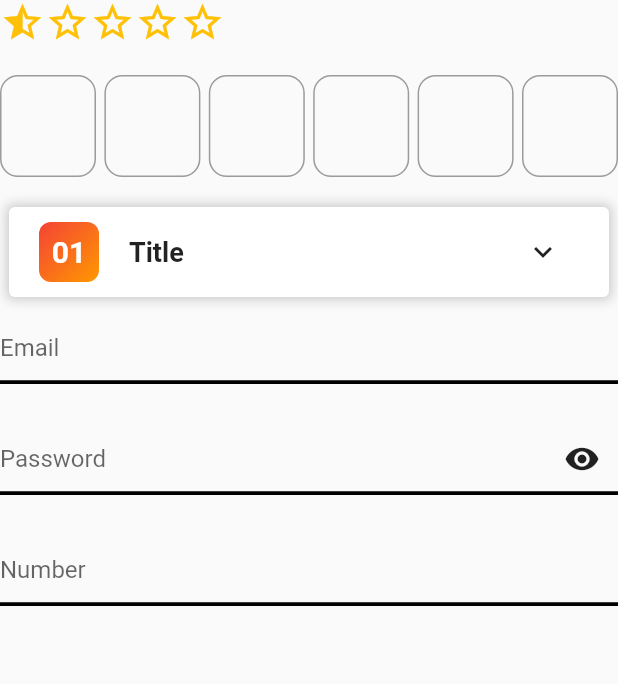
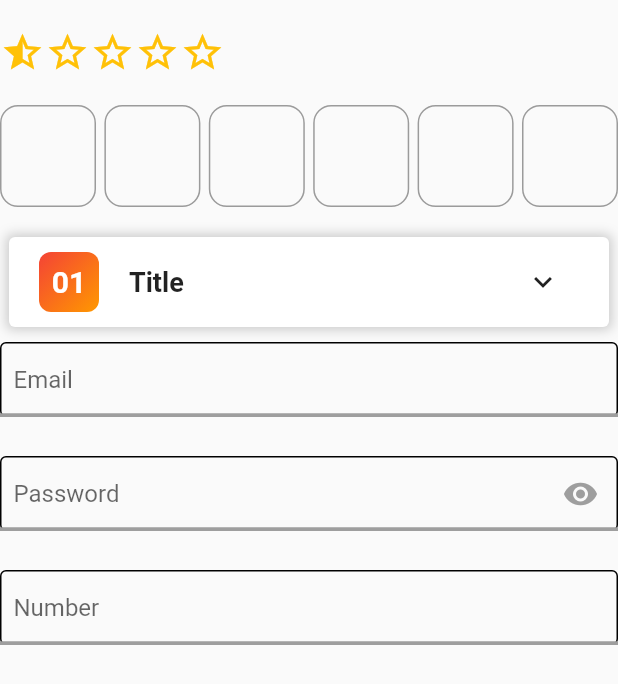
Before and after one commit to DavidRaveloU/widgets-example-flutter, a Flutter app: the screen it shows after launch, on a phone screen of 412 x 824 dp. Shown: the top 684 px of the screen. Run offline on Flutter 3.47's test engine with Material 2 defaults, Android fonts, the phone set to English and light mode, and no system bars.

Commit message:
TextFiel remodeled

```diff
--- a/lib/main.dart
+++ b/lib/main.dart
@@ -32,6 +32,7 @@ class HomePage extends StatelessWidget {
           child: SingleChildScrollView(
         child: Column(
           children: [
+            SizedBox(height: 20),
             DraggableStarRating(),
             SizedBox(height: 20),
             OTPVerfication(borderRadius: 12, numberContainer: 6),
--- a/lib/widgets/underlined_textfield.dart
+++ b/lib/widgets/underlined_textfield.dart
@@ -12,14 +12,12 @@ class UnderlinedTextField extends StatefulWidget {
   final String? hintText;
   final FieldType fieldType;
   final Color? cursorColor;
-  final Color? dividerColor;
   final int maxLenght;
   const UnderlinedTextField({
     Key? key,
     this.hintText,
     required this.fieldType,
     this.cursorColor,
-    this.dividerColor,
     this.width,
     required this.maxLenght,
   }) : super(key: key);
@@ -29,6 +27,7 @@ class UnderlinedTextField extends StatefulWidget {
 }
 
 class _UnderlinedTextFieldState extends State<UnderlinedTextField> {
+  late Color colorDivider = Colors.grey;
   late TextEditingController textEditingController;
   late Text messageInf;
   late int status = 0;
@@ -63,9 +62,18 @@ class _UnderlinedTextFieldState extends State<UnderlinedTextField> {
       child: Column(
         crossAxisAlignment: CrossAxisAlignment.start,
         children: [
-          buildTextField(),
+          Container(
+              decoration: BoxDecoration(
+                  borderRadius: BorderRadius.circular(4),
+                  border: Border.all(width: 1)),
+              width: widget.width ?? double.infinity,
+              child: buildTextField()),
           Divider(
-            color: widget.dividerColor ?? Colors.black,
+            color: status == 1
+                ? Colors.green
+                : status == 2
+                    ? Colors.red
+                    : Colors.grey,
             thickness: 2.5,
             height: 0,
           ),
@@ -118,6 +126,7 @@ class _UnderlinedTextFieldState extends State<UnderlinedTextField> {
             cursorColor: widget.cursorColor ?? Colors.black,
             keyboardType: keyboardType,
             decoration: InputDecoration(
+              contentPadding: const EdgeInsets.symmetric(horizontal: 8),
               border: InputBorder.none,
               hintText: widget.hintText ?? '',
             ),
@@ -148,7 +157,10 @@ class _UnderlinedTextFieldState extends State<UnderlinedTextField> {
           obscureText = !obscureText;
         });
       },
-      icon: Icon(obscureText ? Icons.visibility : Icons.visibility_off),
+      icon: Icon(
+        obscureText ? Icons.visibility : Icons.visibility_off,
+        color: Colors.grey,
+      ),
     );
   }
 }
```
